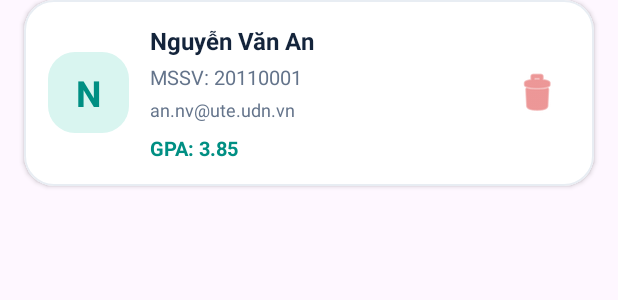
After one commit to NguyenTrongVu2006/BTTL_APP_SINHVIEN, an Android app: the layout item_student_room.xml on its own in the app's theme, with its tools: preview values and no code run, on a phone screen of 412 x 824 dp. The commit adds this screen. Shown: the top 300 px of the screen. Run offline under Robolectric (Android 15) with nearby library versions, the phone set to English and light mode, and no system bars.

Commit message:
giao dien danh sach sinh vien va StudentAdapter

```diff
--- /dev/null
+++ b/app/src/main/res/drawable/bg_student_avatar.xml
@@ -0,0 +1,9 @@
+<?xml version="1.0" encoding="utf-8"?>
+<shape xmlns:android="http://schemas.android.com/apk/res/android"
+    android:shape="rectangle">
+
+    <solid android:color="#D9F5F0"/>
+
+    <corners android:radius="18dp"/>
+
+</shape>
--- /dev/null
+++ b/app/src/main/res/layout/item_student_room.xml
@@ -0,0 +1,94 @@
+<?xml version="1.0" encoding="utf-8"?>
+<com.google.android.material.card.MaterialCardView
+    xmlns:android="http://schemas.android.com/apk/res/android"
+    xmlns:app="http://schemas.android.com/apk/res-auto"
+    android:layout_width="match_parent"
+    android:layout_height="wrap_content"
+    android:layout_marginStart="16dp"
+    android:layout_marginEnd="16dp"
+    android:layout_marginBottom="12dp"
+    app:cardCornerRadius="20dp"
+    app:cardElevation="2dp"
+    app:cardBackgroundColor="#FFFFFF"
+    app:strokeColor="#E8EDF3"
+    app:strokeWidth="1dp">
+
+    <LinearLayout
+        android:layout_width="match_parent"
+        android:layout_height="wrap_content"
+        android:orientation="horizontal"
+        android:gravity="center_vertical"
+        android:padding="16dp">
+
+        <TextView
+            android:id="@+id/tvAvatar"
+            android:layout_width="54dp"
+            android:layout_height="54dp"
+            android:background="@drawable/bg_student_avatar"
+            android:gravity="center"
+            android:text="N"
+            android:textColor="#008F83"
+            android:textSize="24sp"
+            android:textStyle="bold"/>
+
+        <LinearLayout
+            android:layout_width="0dp"
+            android:layout_height="wrap_content"
+            android:layout_weight="1"
+            android:layout_marginStart="14dp"
+            android:orientation="vertical">
+
+            <TextView
+                android:id="@+id/tvFullName"
+                android:layout_width="match_parent"
+                android:layout_height="wrap_content"
+                android:text="Nguyễn Văn An"
+                android:textColor="#14243B"
+                android:textSize="16sp"
+                android:textStyle="bold"/>
+
+            <TextView
+                android:id="@+id/tvStudentCode"
+                android:layout_width="match_parent"
+                android:layout_height="wrap_content"
+                android:layout_marginTop="4dp"
+                android:text="MSSV: 20110001"
+                android:textColor="#64748B"
+                android:textSize="13sp"/>
+
+            <TextView
+                android:id="@+id/tvEmail"
+                android:layout_width="match_parent"
+                android:layout_height="wrap_content"
+                android:layout_marginTop="4dp"
+                android:ellipsize="end"
+                android:maxLines="1"
+                android:text="an.nv@ute.udn.vn"
+                android:textColor="#64748B"
+                android:textSize="12sp"/>
+
+            <TextView
+                android:id="@+id/tvGpa"
+                android:layout_width="wrap_content"
+                android:layout_height="wrap_content"
+                android:layout_marginTop="8dp"
+                android:text="GPA: 3.85"
+                android:textColor="#008F83"
+                android:textSize="13sp"
+                android:textStyle="bold"/>
+
+        </LinearLayout>
+
+        <ImageButton
+            android:id="@+id/btnDelete"
+            android:layout_width="44dp"
+            android:layout_height="44dp"
+            android:background="?attr/selectableItemBackgroundBorderless"
+            android:contentDescription="Xóa sinh viên"
+            android:padding="10dp"
+            android:src="@android:drawable/ic_menu_delete"
+            app:tint="#E05252"/>
+
+    </LinearLayout>
+
+</com.google.android.material.card.MaterialCardView>
```
Also changed, not shown: app/src/main/java/com/ute/studentmvvm/MainActivity.kt (+2 -9 lines), app/src/main/java/com/ute/studentmvvm/ui/adapter/StudentAdapter.kt (added, +76 -0 lines), app/src/main/res/layout/activity_main.xml (+4 -17 lines), app/src/main/res/layout/fragment_student_list.xml (added, +140 -0 lines), app/src/main/res/menu/menu_student_list.xml (added, +11 -0 lines).
